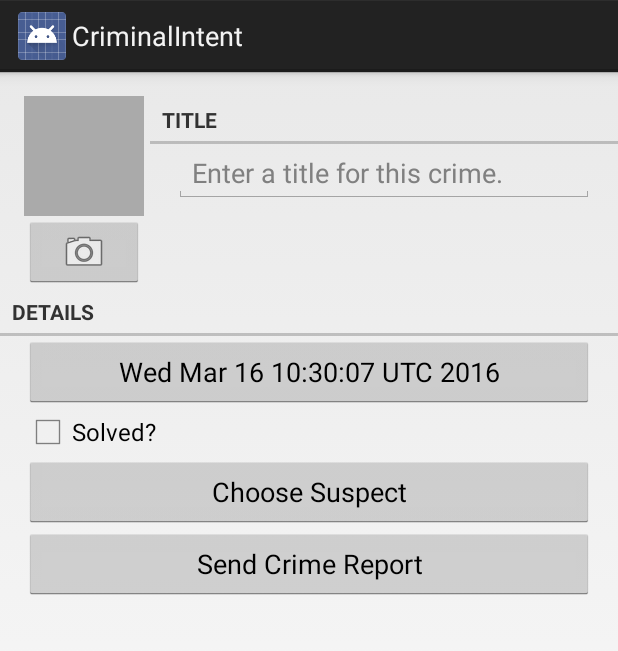
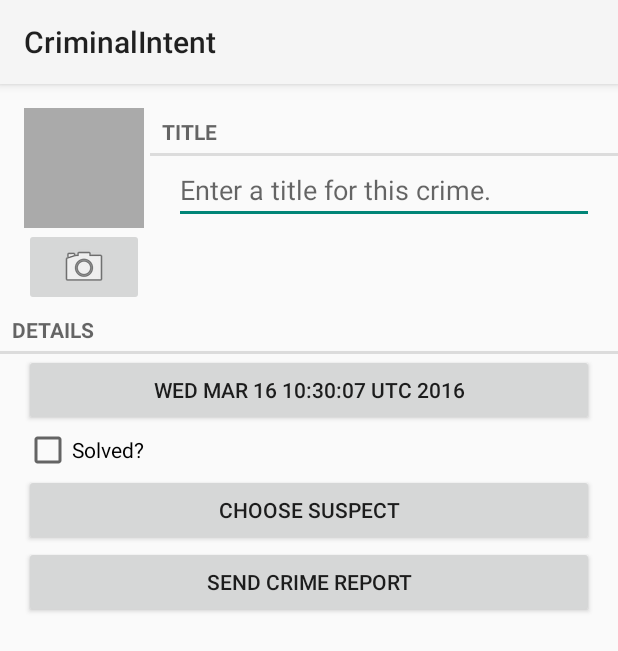
Before and after one commit to junxigu/android-sample-criminalintent, an Android app: the screen it shows after launch (CrimePagerActivity), after a tap on "New Crime", on a phone screen of 412 x 824 dp. Shown: the top 651 px of the screen. Run offline under Robolectric (Android 15) with nearby library versions, the phone set to English and light mode, and no system bars.

Commit message:
refract with action bar activity

```diff
--- a/CriminalIntentStudio/app/src/main/AndroidManifest.xml
+++ b/CriminalIntentStudio/app/src/main/AndroidManifest.xml
@@ -19,7 +19,7 @@
         android:theme="@style/AppTheme" >
         <activity
             android:name=".CrimePagerActivity"
-            android:label="@string/app_name" >
+            android:label="@string/app_name" android:theme="@style/Theme.AppCompat.Light">
             <meta-data
                 android:name="android.support.PARENT_ACTIVITY"
                 android:value=".CrimeListActivity" />
@@ -27,9 +27,9 @@
         <activity
             android:name=".CrimeCameraActivity"
             android:label="@string/app_name"
-            android:screenOrientation="landscape" >
+            android:screenOrientation="landscape" android:theme="@style/Theme.AppCompat.Light">
         </activity>
-        <activity android:name=".CrimeListActivity" >
+        <activity android:name=".CrimeListActivity" android:theme="@style/Theme.AppCompat.Light">
             <intent-filter>
                 <action android:name="android.intent.action.MAIN" />
 
--- a/CriminalIntentStudio/app/src/main/java/com/example/criminalintent/CrimeCameraFragment.java
+++ b/CriminalIntentStudio/app/src/main/java/com/example/criminalintent/CrimeCameraFragment.java
@@ -164,10 +164,6 @@ public class CrimeCameraFragment extends Fragment {
 		}
 	}
 
-	private void sendResult() {
-
-	}
-
 	private Size getBestSupportdSize(List<Size> sizes, int w, int h) {
 		Size bestSize = sizes.get(0);
 		int largestArea = bestSize.width * bestSize.height;
--- a/CriminalIntentStudio/app/src/main/java/com/example/criminalintent/CrimeFragment.java
+++ b/CriminalIntentStudio/app/src/main/java/com/example/criminalintent/CrimeFragment.java
@@ -1,20 +1,17 @@
 package com.example.criminalintent;
 
-import java.util.Date;
-import java.util.UUID;
-
-import android.annotation.TargetApi;
 import android.app.Activity;
 import android.content.Intent;
 import android.database.Cursor;
 import android.graphics.drawable.BitmapDrawable;
 import android.net.Uri;
-import android.os.Build;
 import android.os.Bundle;
 import android.provider.ContactsContract;
 import android.support.v4.app.Fragment;
 import android.support.v4.app.FragmentManager;
 import android.support.v4.app.NavUtils;
+import android.support.v7.app.ActionBar;
+import android.support.v7.app.ActionBarActivity;
 import android.text.Editable;
 import android.text.TextWatcher;
 import android.text.format.DateFormat;
@@ -29,6 +26,9 @@ import android.widget.CompoundButton.OnCheckedChangeListener;
 import android.widget.EditText;
 import android.widget.ImageButton;
 import android.widget.ImageView;
+
+import java.util.Date;
+import java.util.UUID;
 
 public class CrimeFragment extends Fragment {
 
@@ -52,19 +52,12 @@ public class CrimeFragment extends Fragment {
 	private Button suspectButton;
 	private Callbacks callbacks;
 
-	@TargetApi(11)
 	@Override
 	public void onCreate(Bundle savedInstanceState) {
 		super.onCreate(savedInstanceState);
 
 		mCrime = CrimeLab.get(getActivity()).getCrime(
 				(UUID) getArguments().getSerializable(EXTRA_CRIME_ID));
-
-		if (Build.VERSION.SDK_INT >= Build.VERSION_CODES.HONEYCOMB) {
-			if (NavUtils.getParentActivityName(getActivity()) != null) {
-				getActivity().getActionBar().setDisplayHomeAsUpEnabled(true);
-			}
-		}
 
 		setHasOptionsMenu(true);
 	}
--- a/CriminalIntentStudio/app/src/main/java/com/example/criminalintent/CrimePagerActivity.java
+++ b/CriminalIntentStudio/app/src/main/java/com/example/criminalintent/CrimePagerActivity.java
@@ -1,17 +1,16 @@
 package com.example.criminalintent;
+
+import android.os.Bundle;
+import android.support.v4.app.Fragment;
+import android.support.v4.app.FragmentManager;
+import android.support.v4.app.FragmentStatePagerAdapter;
+import android.support.v4.view.ViewPager;
+import android.support.v7.app.ActionBarActivity;
 
 import java.util.List;
 import java.util.UUID;
 
-import android.os.Bundle;
-import android.support.v4.app.Fragment;
-import android.support.v4.app.FragmentActivity;
-import android.support.v4.app.FragmentManager;
-import android.support.v4.app.FragmentStatePagerAdapter;
-import android.support.v4.view.ViewPager;
-import android.util.Log;
-
-public class CrimePagerActivity extends FragmentActivity implements
+public class CrimePagerActivity extends ActionBarActivity implements
 		CrimeFragment.Callbacks {
 
 	private ViewPager viewPager;
--- a/CriminalIntentStudio/app/src/main/java/com/example/criminalintent/CriminalIntentJSONSerializer.java
+++ b/CriminalIntentStudio/app/src/main/java/com/example/criminalintent/CriminalIntentJSONSerializer.java
@@ -41,7 +41,7 @@ public class CriminalIntentJSONSerializer {
 
 	@SuppressLint("NewApi")
 	public List<Crime> loadCrimes() throws IOException, JSONException {
-		List<Crime> crimes = new ArrayList<Crime>();
+		List<Crime> crimes = new ArrayList<>();
 		List<String> files = Arrays.asList(context.fileList());
 		if(files.contains(fileName)) {
 			try (BufferedReader reader = new BufferedReader(new InputStreamReader(
--- a/CriminalIntentStudio/app/src/main/java/com/example/criminalintent/ImageFragment.java
+++ b/CriminalIntentStudio/app/src/main/java/com/example/criminalintent/ImageFragment.java
@@ -1,6 +1,5 @@
 package com.example.criminalintent;
 
-import android.graphics.drawable.BitmapDrawable;
 import android.os.Bundle;
 import android.support.v4.app.DialogFragment;
 import android.view.LayoutInflater;
--- a/CriminalIntentStudio/app/src/main/java/com/example/criminalintent/Photo.java
+++ b/CriminalIntentStudio/app/src/main/java/com/example/criminalintent/Photo.java
@@ -14,7 +14,7 @@ public class Photo {
 	}
 
 	public Photo(JSONObject json) throws JSONException {
-		fileName = (String) json.getString(JSON_FILENAME);
+		fileName = json.getString(JSON_FILENAME);
 	}
 
 	public JSONObject toJSON() throws JSONException {
--- a/CriminalIntentStudio/app/src/main/java/com/example/criminalintent/SingleFragmentActivity.java
+++ b/CriminalIntentStudio/app/src/main/java/com/example/criminalintent/SingleFragmentActivity.java
@@ -2,10 +2,10 @@ package com.example.criminalintent;
 
 import android.os.Bundle;
 import android.support.v4.app.Fragment;
-import android.support.v4.app.FragmentActivity;
 import android.support.v4.app.FragmentManager;
+import android.support.v7.app.ActionBarActivity;
 
-public abstract class SingleFragmentActivity extends FragmentActivity {
+public abstract class SingleFragmentActivity extends ActionBarActivity {
 
 	protected abstract Fragment createFragment();
 
@@ -26,4 +26,6 @@ public abstract class SingleFragmentActivity extends FragmentActivity {
 					.commit();
 		}
 	}
+
+
 }
--- a/CriminalIntentStudio/app/src/main/res/drawable/background_activated.xml
+++ b/CriminalIntentStudio/app/src/main/res/drawable/background_activated.xml
@@ -1,6 +1,6 @@
 <?xml version="1.0" encoding="utf-8"?>
 <selector xmlns:android="http://schemas.android.com/apk/res/android">
 
-    <item android:drawable="@android:color/darker_gray" android:state_activated="true"></item>
+    <item android:drawable="@android:color/darker_gray" android:state_activated="true"/>
 
 </selector>
--- a/CriminalIntentStudio/app/src/main/res/menu-v11/fragment_crime_list.xml
+++ b/CriminalIntentStudio/app/src/main/res/menu-v11/fragment_crime_list.xml
@@ -1,15 +1,16 @@
 <?xml version="1.0" encoding="utf-8"?>
-<menu xmlns:android="http://schemas.android.com/apk/res/android" >
+<menu xmlns:android="http://schemas.android.com/apk/res/android"
+    xmlns:app="http://schemas.android.com/apk/res-auto">
 
     <item
         android:id="@+id/menu_item_new_crime"
         android:icon="@android:drawable/ic_menu_add"
-        android:showAsAction="ifRoom|withText"
+        app:showAsAction="ifRoom|withText"
         android:title="@string/new_crime"/>
 
     <item
         android:id="@+id/menu_item_show_subtitle"
-        android:showAsAction="ifRoom"
+        app:showAsAction="ifRoom"
         android:title="@string/show_subtitle"/>
 
 </menu>
--- a/CriminalIntentStudio/app/src/main/res/menu/fragment_crime_list.xml
+++ b/CriminalIntentStudio/app/src/main/res/menu/fragment_crime_list.xml
@@ -1,10 +1,16 @@
 <?xml version="1.0" encoding="utf-8"?>
-<menu xmlns:android="http://schemas.android.com/apk/res/android" >
+<menu xmlns:android="http://schemas.android.com/apk/res/android"
+    xmlns:app="http://schemas.android.com/apk/res-auto">
 
     <item
         android:id="@+id/menu_item_new_crime"
         android:icon="@android:drawable/ic_menu_add"
-        android:showAsAction="ifRoom|withText"
+        app:showAsAction="ifRoom|withText"
         android:title="@string/new_crime"/>
 
+    <item
+        android:id="@+id/menu_item_show_subtitle"
+        app:showAsAction="ifRoom"
+        android:title="@string/show_subtitle"/>
+
 </menu>
```
Also changed, not shown: CriminalIntentStudio/app/src/main/java/com/example/criminalintent/CrimeCameraActivity.java (+10 -1 lines), CriminalIntentStudio/app/src/main/java/com/example/criminalintent/CrimeListFragment.java (+9 -24 lines).
